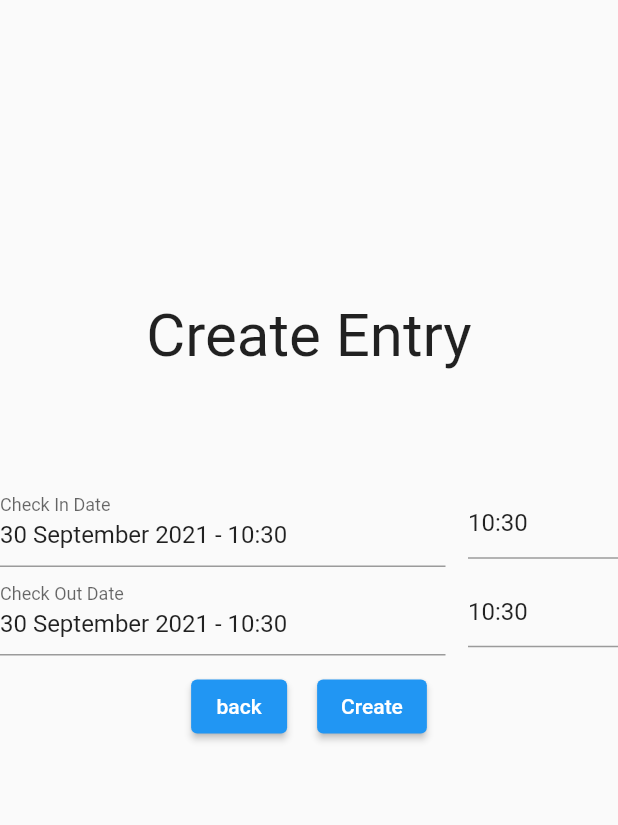
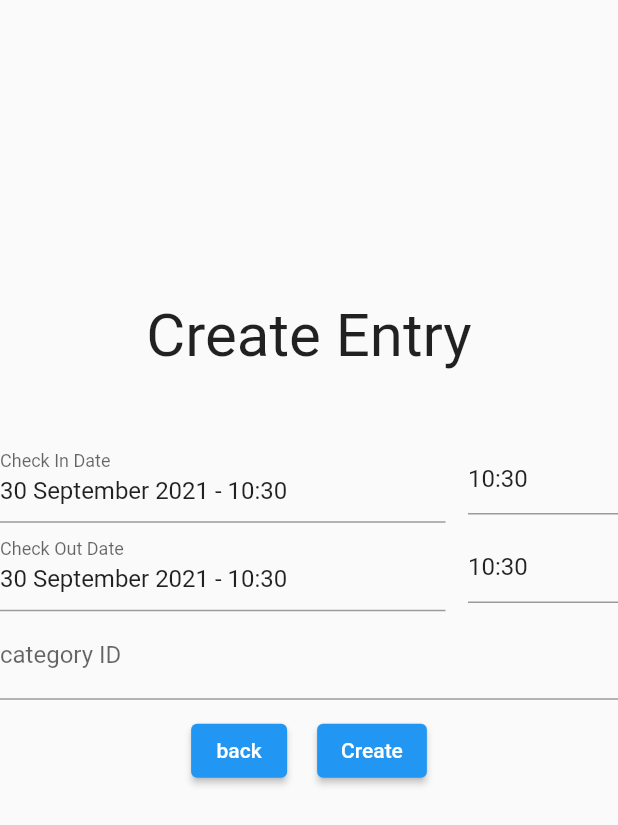
Before and after one commit to TimKaspar/m223-punchclock-frontend, a Flutter app: the CreateEntry screen opened by its route, on a phone screen of 412 x 824 dp. Shown: the top 825 px of the screen. Run offline on Flutter 3.47's test engine with Material 2 defaults, Android fonts, the phone set to English and light mode, and no system bars; drawn by our look-alikes of date_time_picker.

Commit message:
added category_id field on create entry

```diff
--- a/lib/Entry/create.dart
+++ b/lib/Entry/create.dart
@@ -1,12 +1,13 @@
+import 'package:date_time_picker/date_time_picker.dart';
 import 'package:flutter/cupertino.dart';
 import 'package:flutter/material.dart';
-import 'package:date_time_picker/date_time_picker.dart';
 
 class CreateEntry extends StatelessWidget {
   late final TextEditingController _controller1 =
       TextEditingController(text: DateTime.now().toString());
   late final TextEditingController _controller2 =
       TextEditingController(text: DateTime.now().toString());
+  late final TextEditingController _controller3 = TextEditingController();
 
   var _checkIn;
   var _checkOut;
@@ -60,6 +61,10 @@ class CreateEntry extends StatelessWidget {
                     },
                     onSaved: (val) => _checkOut = val,
                   ),
+                  TextFormField(
+                    controller: _controller3,
+                    decoration: const InputDecoration(labelText: 'category ID'),
+                  ),
                   Row(
                     mainAxisAlignment: MainAxisAlignment.center,
                     children: <Widget>[
```
